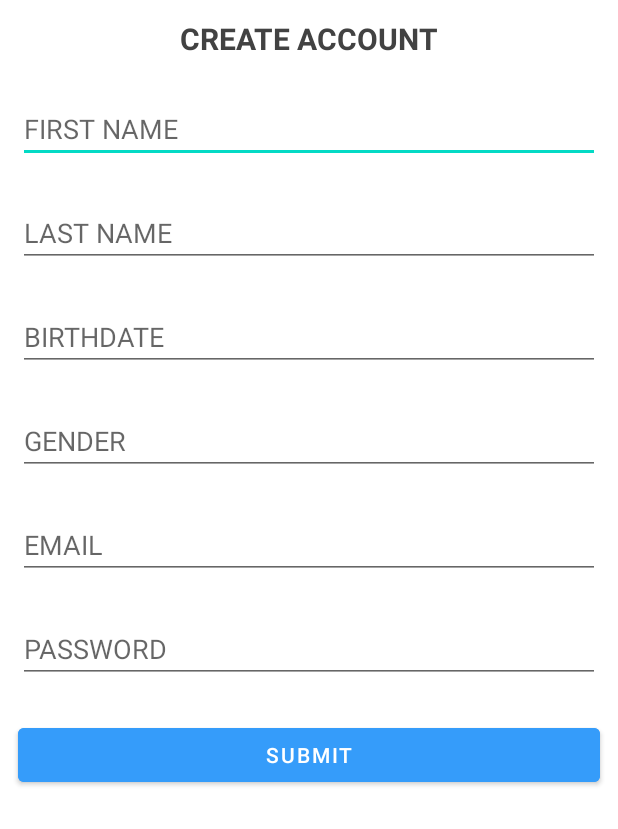
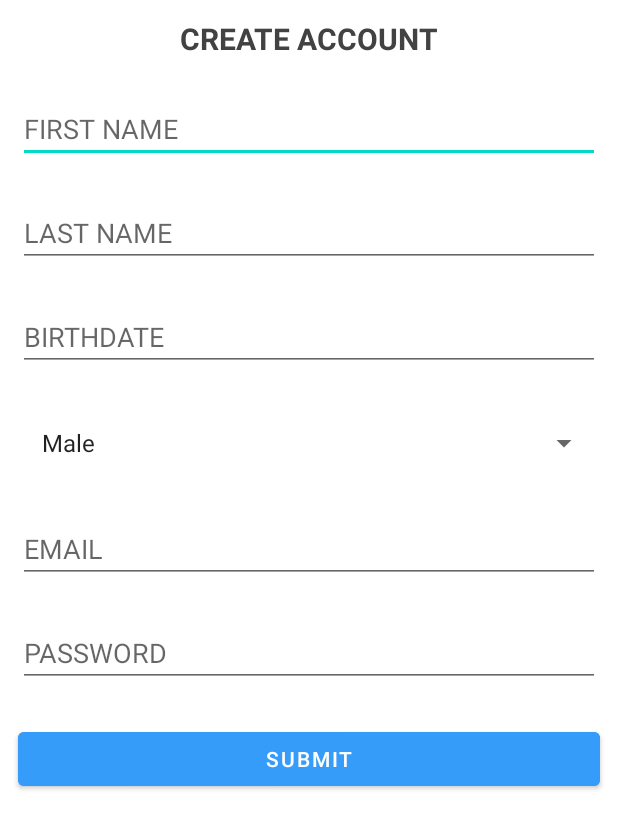
Before and after one commit to Kamiko2021/AtYourService_Capstone2, an Android app: the ApplyPlumber screen opened directly, with no data from a screen before it, on a phone screen of 412 x 824 dp. Shown: the top 829 px of the screen. Run offline under Robolectric (Android 15) with nearby library versions, the light colour scheme and no system bars; our stand-ins replace Firebase (no records; nobody signed in at launch, a user with empty details on screens opened directly); Roboto replaces fonts that are not available here.

Commit message:
December 9, 2022 12:40pm Final

```diff
--- a/app/src/main/java/com/capstone/atyourservice_capstone2/ApplyPlumber.java
+++ b/app/src/main/java/com/capstone/atyourservice_capstone2/ApplyPlumber.java
@@ -6,9 +6,11 @@ import android.content.Intent;
 import android.os.Bundle;
 import android.util.Patterns;
 import android.view.View;
+import android.widget.ArrayAdapter;
 import android.widget.Button;
 import android.widget.EditText;
 import android.widget.ProgressBar;
+import android.widget.Spinner;
 import android.widget.TextView;
 import android.widget.Toast;
 
@@ -25,9 +27,10 @@ public class ApplyPlumber extends AppCompatActivity {
     private FirebaseAuth mAuth;
 
     //Object Declarations..
-    private EditText Firstname,Lastname,Gender,birthdate,Email,Password;
+    private EditText Firstname,Lastname,birthdate,Email,Password;
     private Button register;
     private ProgressBar progressBar;
+    private Spinner Gender;
 
 
     @Override
@@ -43,7 +46,11 @@ public class ApplyPlumber extends AppCompatActivity {
         Firstname = (EditText)findViewById(R.id.firstname_plumber);
         Lastname = (EditText) findViewById(R.id.lastname_plumber);
         birthdate = (EditText)findViewById(R.id.birthdate_plumber);
-        Gender = (EditText) findViewById(R.id.gender_plumber);
+        Gender = (Spinner) findViewById(R.id.gender_plumber);
+        ArrayAdapter<String>myAdapter=new ArrayAdapter<String>(ApplyPlumber.this,
+                android.R.layout.simple_list_item_1, getResources().getStringArray(R.array.Gender));
+        myAdapter.setDropDownViewResource(android.R.layout.simple_spinner_dropdown_item);
+        Gender.setAdapter(myAdapter);
         Email = (EditText)findViewById(R.id.Email_plumber);
         Password = (EditText)findViewById(R.id.plumberPassword_plumber);
         register = (Button)findViewById(R.id.submit_plumber);
@@ -66,7 +73,7 @@ public class ApplyPlumber extends AppCompatActivity {
         //fetching data from EditText..
         String firstname_data = Firstname.getText().toString().trim();
         String lastname_data = Lastname.getText().toString().trim();
-        String gender_data = Gender.getText().toString().trim();
+        String gender_data = Gender.getSelectedItem().toString().trim();
         String birthdate_data= birthdate.getText().toString().trim();
         String email_data= Email.getText().toString().trim();
         String password_data= Password.getText().toString().trim();
@@ -78,11 +85,11 @@ public class ApplyPlumber extends AppCompatActivity {
             Firstname.requestFocus();
             return;
         }
-        if (gender_data.isEmpty()){
-            Gender.setError("Please type Male or Female");
-            Gender.requestFocus();
-            return;
-        }
+//        if (gender_data.isEmpty()){
+//            Gender.setError("Please type Male or Female");
+//            Gender.requestFocus();
+//            return;
+//        }
         if (lastname_data.isEmpty()){
             Lastname.setError("Lastname is Required!");
             Lastname.requestFocus();
--- a/app/src/main/res/layout/activity_apply_plumber.xml
+++ b/app/src/main/res/layout/activity_apply_plumber.xml
@@ -46,7 +46,7 @@
         android:hint="@string/birthdate_hint"
         android:inputType="text" />
 
-    <EditText
+    <Spinner
         android:id="@+id/gender_plumber"
         android:layout_width="match_parent"
         android:layout_height="wrap_content"
--- a/app/src/main/res/layout/activity_client_login.xml
+++ b/app/src/main/res/layout/activity_client_login.xml
@@ -67,7 +67,7 @@
                 android:layout_height="wrap_content"
                 android:layout_gravity="center"
                 android:layout_margin="12dp"
-                android:text="Forgot Password or"
+                android:text="Forgot Password "
                 android:textColor="#00008b"
                 android:textSize="20sp" />
 
--- a/app/src/main/res/layout/activity_register_client.xml
+++ b/app/src/main/res/layout/activity_register_client.xml
@@ -48,7 +48,7 @@
                 android:hint="@string/lastname_hint"
                 android:inputType="text" />
 
-            <EditText
+            <Spinner
                 android:id="@+id/gender_client"
                 android:layout_width="match_parent"
                 android:layout_height="wrap_content"
--- a/app/src/main/res/layout/updateprofile_plumber_popop.xml
+++ b/app/src/main/res/layout/updateprofile_plumber_popop.xml
@@ -104,8 +104,8 @@
                 android:text="Gender"
                 android:textColor="@color/black" />
 
-            <EditText
-                android:id="@+id/gender_editxt"
+            <Spinner
+                android:id="@+id/gender_spinner"
                 android:layout_width="wrap_content"
                 android:layout_height="wrap_content"
                 android:layout_marginStart="10sp"
--- a/app/src/main/res/values/strings.xml
+++ b/app/src/main/res/values/strings.xml
@@ -28,6 +28,10 @@
         <item>cash</item>
     </string-array>
 
+    <string-array name="Gender">
+        <item>Male</item>
+        <item>Female</item>
+    </string-array>
 
     <string name="mapbox_access_token">pk.eyJ1Ijoia2FybG1pY2hhZWxsb3BlejIwMjIiLCJhIjoiY2w5MjhwZHloMGltNzN6bGM4aHcxcW5zMiJ9.MN_DMX3yYW1XCpieBjDBoA</string>
 </resources>
```
Also changed, not shown: app/src/main/java/com/capstone/atyourservice_capstone2/RegisterClient.java (+15 -8 lines), app/src/main/java/com/capstone/atyourservice_capstone2/profile_client.java (+15 -8 lines), app/src/main/java/com/capstone/atyourservice_capstone2/profile_plumbers.java (+15 -9 lines).
